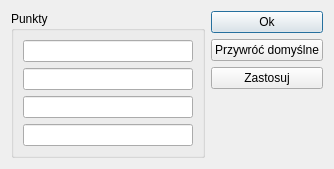
First picture: the form in areasettingsdialog.ui, repository EddieTheHead/ERTCudQt, before the edit.
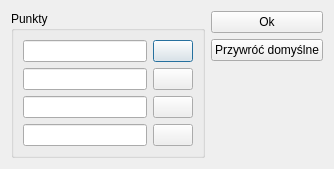
Second picture: the form after the edit. Icons and pictures are not drawn.

Commit message: wybieranie z mapy

Patch:
```diff
--- a/areasettingsdialog.ui
+++ b/areasettingsdialog.ui
@@ -39,16 +39,76 @@
      </property>
      <layout class="QVBoxLayout" name="verticalLayout">
       <item>
-       <widget class="QLineEdit" name="lineEdit_p1"/>
+       <layout class="QHBoxLayout" name="horizontalLayout_p1">
+        <item>
+         <widget class="QLineEdit" name="lineEdit_p1"/>
+        </item>
+        <item>
+         <widget class="QPushButton" name="pushButton_p1">
+          <property name="text">
+           <string/>
+          </property>
+          <property name="icon">
+           <iconset resource="images.qrc">
+            <normaloff>:/MapSelect16.png</normaloff>:/MapSelect16.png</iconset>
+          </property>
+         </widget>
+        </item>
+       </layout>
       </item>
       <item>
-       <widget class="QLineEdit" name="lineEdit_p2"/>
+       <layout class="QHBoxLayout" name="horizontalLayout_p2">
+        <item>
+         <widget class="QLineEdit" name="lineEdit_p2"/>
+        </item>
+        <item>
+         <widget class="QPushButton" name="pushButton_p2">
+          <property name="text">
+           <string/>
+          </property>
+          <property name="icon">
+           <iconset resource="images.qrc">
+            <normaloff>:/MapSelect16.png</normaloff>:/MapSelect16.png</iconset>
+          </property>
+         </widget>
+        </item>
+       </layout>
       </item>
       <item>
-       <widget class="QLineEdit" name="lineEdit_p3"/>
+       <layout class="QHBoxLayout" name="horizontalLayout_p3">
+        <item>
+         <widget class="QLineEdit" name="lineEdit_p3"/>
+        </item>
+        <item>
+         <widget class="QPushButton" name="pushButton_p3">
+          <property name="text">
+           <string/>
+          </property>
+          <property name="icon">
+           <iconset resource="images.qrc">
+            <normaloff>:/MapSelect16.png</normaloff>:/MapSelect16.png</iconset>
+          </property>
+         </widget>
+        </item>
+       </layout>
       </item>
       <item>
-       <widget class="QLineEdit" name="lineEdit_p4"/>
+       <layout class="QHBoxLayout" name="horizontalLayout_p4">
+        <item>
+         <widget class="QLineEdit" name="lineEdit_p4"/>
+        </item>
+        <item>
+         <widget class="QPushButton" name="pushButton_p4">
+          <property name="text">
+           <string/>
+          </property>
+          <property name="icon">
+           <iconset resource="images.qrc">
+            <normaloff>:/MapSelect16.png</normaloff>:/MapSelect16.png</iconset>
+          </property>
+         </widget>
+        </item>
+       </layout>
       </item>
      </layout>
     </widget>
@@ -70,14 +130,7 @@
       </widget>
      </item>
      <item>
-      <widget class="QPushButton" name="pushButton_apply">
-       <property name="text">
-        <string>Zastosuj</string>
-       </property>
-      </widget>
-     </item>
-     <item>
-      <spacer name="verticalSpacer">
+      <spacer name="verticalSpacer_buttons">
        <property name="orientation">
         <enum>Qt::Vertical</enum>
        </property>
```
Left out of the diff: 8 changed lines with no effect on the pictures. The commit also changes 2 other files.
